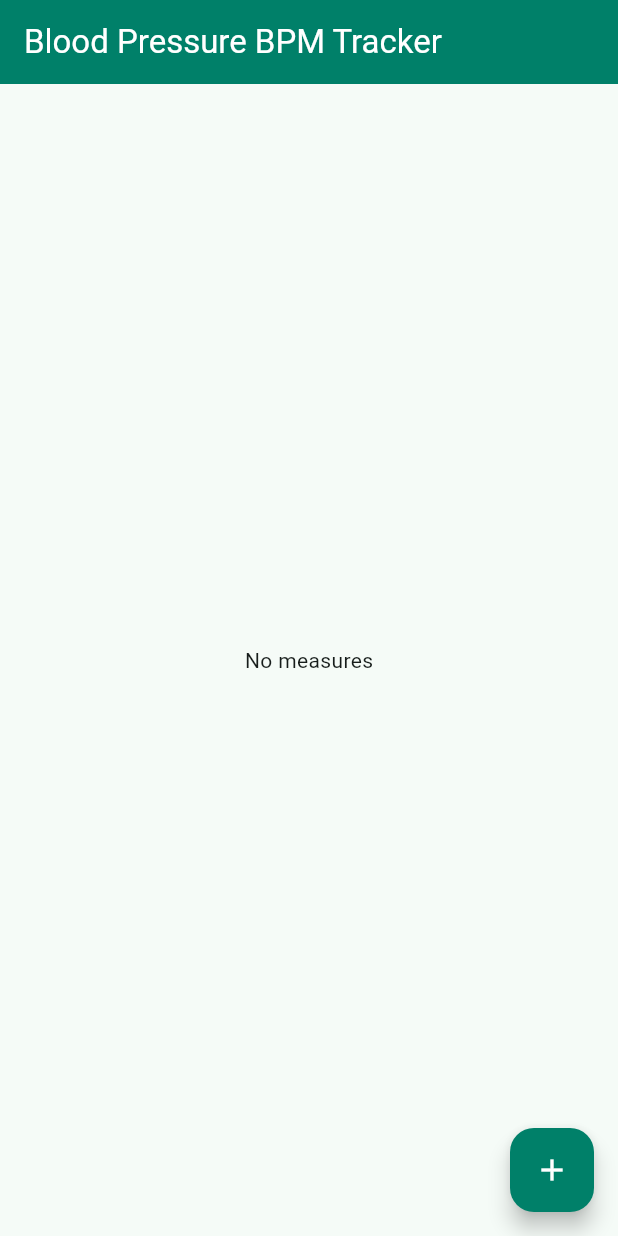
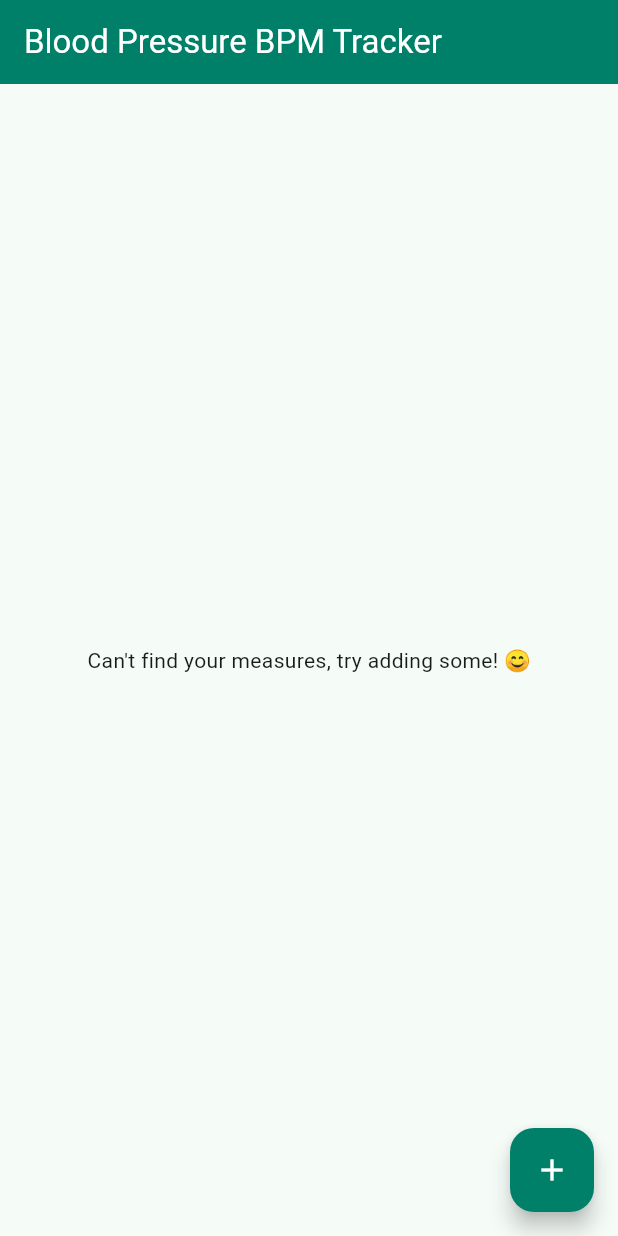
Before and after one commit to tortamque/Bloodque, a Flutter app: the screen it shows after launch, on a phone screen of 412 x 824 dp. Run offline on Flutter 3.47's test engine with Material 3 defaults, Android fonts, the phone set to English and light mode, and no system bars; our stand-ins replace equatable, flutter_bloc, fluttertoast, get_it, hive_flutter, numberpicker; accounts and stored records are empty.

Commit message:
Refactor page

```diff
--- a/lib/features/view/presentation/pages/main_view_page.dart
+++ b/lib/features/view/presentation/pages/main_view_page.dart
@@ -26,30 +26,24 @@ class _MainViewPageState extends State<MainViewPage> {
 
   @override
   Widget build(BuildContext context) => BlocBuilder<GetMeasuresBloc, GetMeasuresState>(
-        builder: (context, state) {
-          if (state is GetThreeMeasuresStateDone) {
-            return Scaffold(
-              appBar: const CustomAppBar(title: 'Blood Pressure BPM Tracker'),
-              floatingActionButton: const _FloatingActionButton(),
-              body: state.measures == null
-                ? const Center(child: Text('No measures'))
-                : _PageContent(measures: state.measures!),
-            );
-          } else if (state is GetThreeMeasuresLoading) {
-            return const Scaffold(
-              appBar: CustomAppBar(title: 'Blood Pressure BPM Tracker'),
-              floatingActionButton: _FloatingActionButton(),
-              body: Center(child: CircularProgressIndicator()),
-            );
-          }
+    builder: (context, state) => Scaffold(
+      appBar: const CustomAppBar(title: 'Blood Pressure BPM Tracker'),
+      floatingActionButton: const _FloatingActionButton(),
+      body: _buildBody(state),
+    ),
+  );
 
-          return const Scaffold(
-            appBar: CustomAppBar(title: 'Blood Pressure BPM Tracker'),
-            floatingActionButton: _FloatingActionButton(),
-            body: Center(child: Text('Error')),
-          );
-        },
-      );
+  Widget _buildBody(GetMeasuresState state) {
+    if (state is GetThreeMeasuresStateDone) {
+      return state.measures == null
+        ? const Center(child: Text("Can't find your measures, try adding some! 😊"))
+        : _PageContent(measures: state.measures!);
+    } else if (state is GetThreeMeasuresLoading) {
+      return const Center(child: CircularProgressIndicator());
+    } else {
+      return const Center(child: Text('An error occurred 😔'));
+    }
+  }
 }
 
 class _FloatingActionButton extends StatelessWidget {
```
